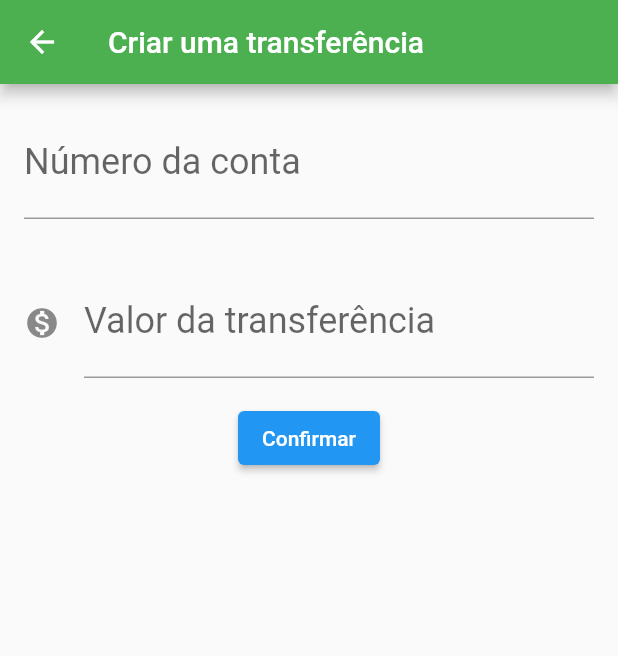
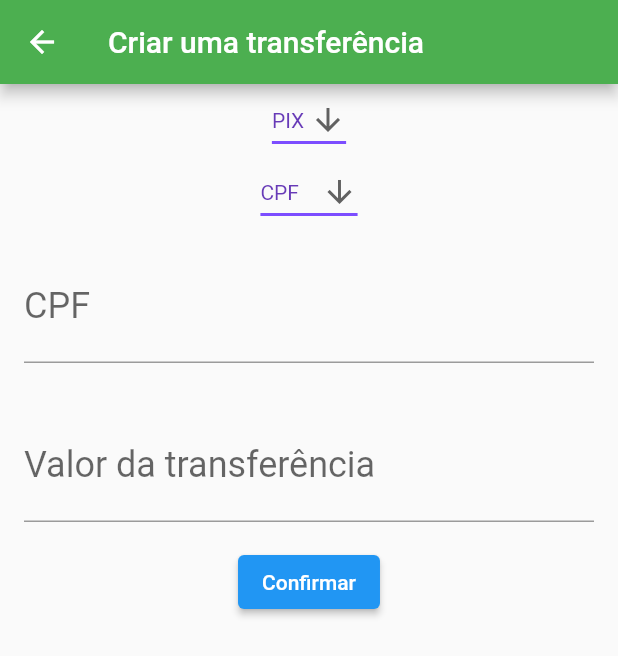
Before and after one commit to Juliaocmc/flutter-fundamentos, a Flutter app: the TransferForm screen opened directly, on a phone screen of 412 x 824 dp. Shown: the top 656 px of the screen. Run offline on Flutter 3.47's test engine with Material 2 defaults, Android fonts, the phone set to English and light mode, and no system bars.

Commit message:
Cria tipo de transferência do tipo Pix e Ted

```diff
--- /dev/null
+++ b/lib/components/editor2.dart
@@ -0,0 +1,66 @@
+import 'package:flutter/material.dart';
+
+class Editor extends StatelessWidget {
+  final TextEditingController controller;
+  final String label;
+  final String hint;
+  final IconData? icon;
+
+  Editor(
+      {required this.controller,
+        required this.label,
+        required this.hint,
+        required this.icon});
+
+  @override
+  Widget build(BuildContext context) {
+    return Padding(
+      padding: EdgeInsets.all(16.0),
+      child: TextField(
+        controller: controller,
+        style: const TextStyle(fontSize: 24.00),
+        decoration: InputDecoration(
+          icon: icon != null ? Icon(icon) : null,
+          labelText: label,
+          hintText: hint,
+        ),
+        keyboardType: TextInputType.number,
+      ),
+    );
+  }
+}
+class Editor2 extends StatefulWidget {
+  final TextEditingController controller;
+  final String label;
+  final String hint;
+  final IconData? icon;
+
+  Editor2(
+      {required this.controller,
+        required this.label,
+        required this.hint,
+        required this.icon});
+  @override
+  State<StatefulWidget> createState() {
+    return Editor2State();
+  }
+}
+
+class Editor2State extends State<Editor2> {
+  @override
+  Widget build(BuildContext context) {
+    return Padding(
+      padding: EdgeInsets.all(16.0),
+      child: TextField(
+        controller: widget.controller,
+        style: const TextStyle(fontSize: 24.00),
+        decoration: InputDecoration(
+          icon: widget.icon != null ? Icon(widget.icon) : null,
+          labelText: widget.label,
+          hintText: widget.hint,
+        ),
+        keyboardType: TextInputType.number,
+      ),
+    );
+  }
+}
--- a/lib/screens/transfer/form.dart
+++ b/lib/screens/transfer/form.dart
@@ -1,7 +1,12 @@
+import 'package:bytebank/components/editor2.dart';
 import 'package:flutter/material.dart';
-import '../../components/editor.dart';
 import '../../models/transfer.dart';
 
+enum transactionType { PIX, TED }
+enum keyType { EMAIL, CPF }
+
+transactionType? _transactionType;
+keyType? _keyType;
 
 
 class TransferForm extends StatelessWidget {
@@ -17,17 +22,7 @@ class TransferForm extends StatelessWidget {
         body: SingleChildScrollView(
           child: Column(
             children: <Widget>[
-              Editor(
-                controller: _controllerAccount,
-                label: 'Número da conta',
-                hint: '00000',
-                icon: null,
-              ),
-              Editor(
-                  controller: _controllerValue,
-                  label: 'Valor da transferência',
-                  hint: '00.00',
-                  icon: Icons.monetization_on),
+              const MyStatefulWidget(),
               ElevatedButton(
                 onPressed: () => _generateTransfer(context),
                 child: const Text('Confirmar'),
@@ -46,3 +41,196 @@ class TransferForm extends StatelessWidget {
     }
   }
 }
+
+class WhatTypeWidget extends StatefulWidget {
+  const WhatTypeWidget({Key? key}) : super(key: key);
+
+  @override
+  State<WhatTypeWidget> createState() => WhatType();
+}
+
+class WhatType extends State<WhatTypeWidget>{
+  String dropdownValue = 'CPF';
+
+  @override
+  Widget build(BuildContext context) {
+    return Column(
+      children: <Widget> [DropdownButton<String>(
+        value: dropdownValue,
+        icon: const Icon(Icons.arrow_downward),
+        elevation: 16,
+        style: const TextStyle(color: Colors.deepPurple),
+        underline: Container(
+          height: 2,
+          color: Colors.deepPurpleAccent,
+        ),
+        onChanged: (String? newValue) {
+          setState(() {
+            if (newValue != null) {
+              dropdownValue = newValue;
+            }
+          });
+        },
+        items: <String>['CPF', 'EMAIL']
+            .map<DropdownMenuItem<String>>((String value) {
+          return DropdownMenuItem<String>(
+
+            value: value,
+            child: Text(value),
+          );
+        }).toList(),
+      ),
+        dropdownValue == 'CPF'? IsPixCpf() : IsPixEmail()
+      ],
+    );
+  }
+
+}
+
+class IsPixCpf extends StatelessWidget {
+  final TextEditingController _controllerAccount = TextEditingController();
+
+  @override
+  Widget build(BuildContext context) {
+    return Column(children: [
+      Editor2(
+        controller: _controllerAccount,
+        label: 'CPF',
+        hint: '000.000.000-00',
+        icon: null,
+      ),
+      Editor2(
+        controller: _controllerAccount,
+        label: 'Valor da transferência',
+        hint: '00.00',
+        icon: null,
+      )
+    ]);
+  }
+}
+
+class IsPixEmail extends StatelessWidget {
+  final TextEditingController _controllerAccount = TextEditingController();
+
+  @override
+  Widget build(BuildContext context) {
+    return Column(children: [
+      Editor2(
+        controller: _controllerAccount,
+        label: 'E-MAIL',
+        hint: 'seu_email@email.com.br',
+        icon: null,
+      ),
+      Editor2(
+        controller: _controllerAccount,
+        label: 'Valor da transferência',
+        hint: '00.00',
+        icon: null,
+      )
+    ]);
+  }
+}
+
+class IsTed extends StatefulWidget {
+  String? dropdownValue;
+
+  @override
+  State<IsTed> createState() => _IsTedState();
+}
+
+class _IsTedState extends State<IsTed> {
+  final TextEditingController _controllerAccount = TextEditingController();
+  String? dropdownValue;
+  @override
+  Widget build(BuildContext context) {
+    return Column(children:
+    <Widget>[
+    DropdownButton<String>(
+      value: dropdownValue,
+      icon: const Icon(Icons.arrow_downward),
+      elevation: 16,
+      style: const TextStyle(color: Colors.deepPurple),
+      underline: Container(
+        height: 2,
+        color: Colors.deepPurpleAccent,
+      ),
+      onChanged: (String? newValue) {
+        setState(() {
+          if (newValue != null) {
+            dropdownValue = newValue;
+          }
+        });
+      },
+      items: <String>['Bradesco', 'Caixa Federal', 'Itau', 'Banco do Brasil']
+          .map<DropdownMenuItem<String>>((String value) {
+        return DropdownMenuItem<String>(
+
+          value: value,
+          child: Text(value),
+        );
+      }).toList(),
+    ),
+      Editor2(
+        controller: _controllerAccount,
+        label: 'Agência',
+        hint: '0000',
+        icon: null,
+      ),
+      Editor2(
+        controller: _controllerAccount,
+        label: 'Conta Corrente',
+        hint: '123456',
+        icon: null,
+      ),      Editor2(
+        controller: _controllerAccount,
+        label: 'Valor',
+        hint: '00.00',
+        icon: null,
+      ),
+    ]);
+  }
+}
+
+class MyStatefulWidget extends StatefulWidget {
+  const MyStatefulWidget({Key? key}) : super(key: key);
+
+  @override
+  State<MyStatefulWidget> createState() => _MyStatefulWidgetState();
+}
+
+class _MyStatefulWidgetState extends State<MyStatefulWidget> {
+  String dropdownValue = 'PIX';
+
+  @override
+  Widget build(BuildContext context) {
+    return Column(
+      children: <Widget> [DropdownButton<String>(
+          value: dropdownValue,
+          icon: const Icon(Icons.arrow_downward),
+          elevation: 16,
+          style: const TextStyle(color: Colors.deepPurple),
+          underline: Container(
+            height: 2,
+            color: Colors.deepPurpleAccent,
+          ),
+          onChanged: (String? newValue) {
+            setState(() {
+              if (newValue != null) {
+                dropdownValue = newValue;
+              }
+            });
+          },
+          items: <String>['PIX', 'TED']
+              .map<DropdownMenuItem<String>>((String value) {
+            return DropdownMenuItem<String>(
+
+              value: value,
+              child: Text(value),
+            );
+          }).toList(),
+        ),
+        dropdownValue == 'PIX'? WhatTypeWidget(): IsTed()
+      ],
+    );
+  }
+}
```
